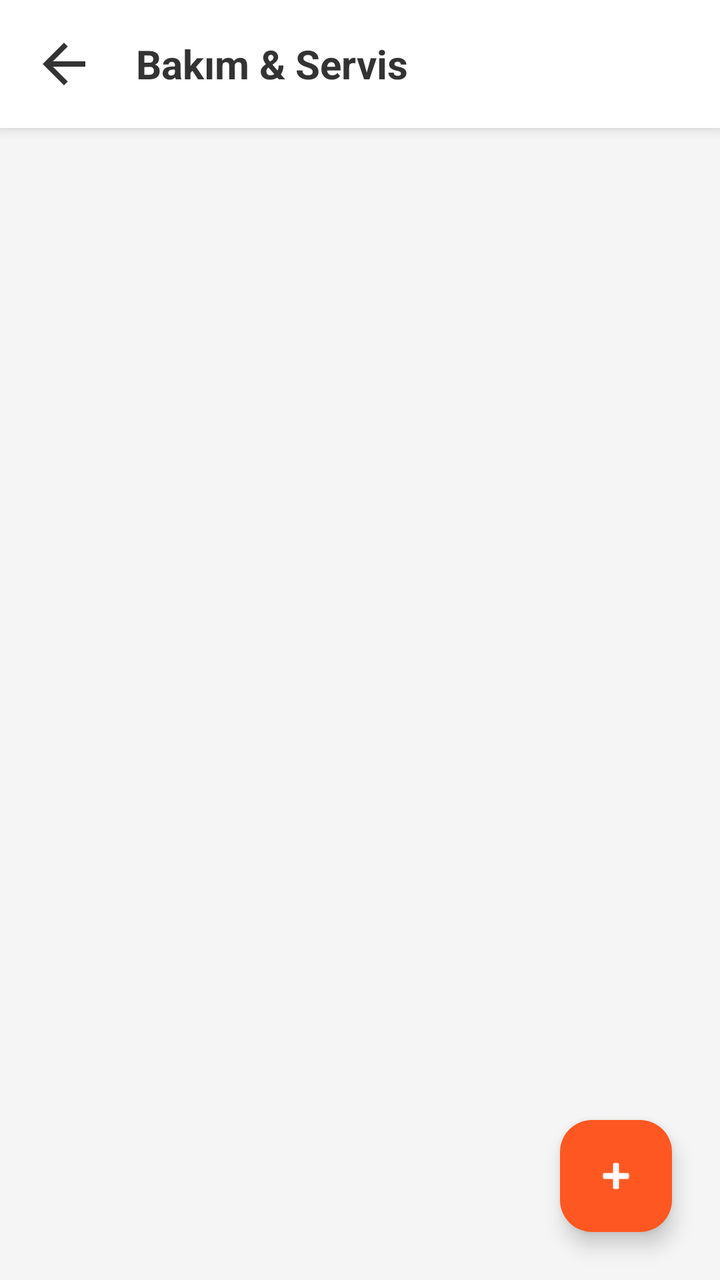
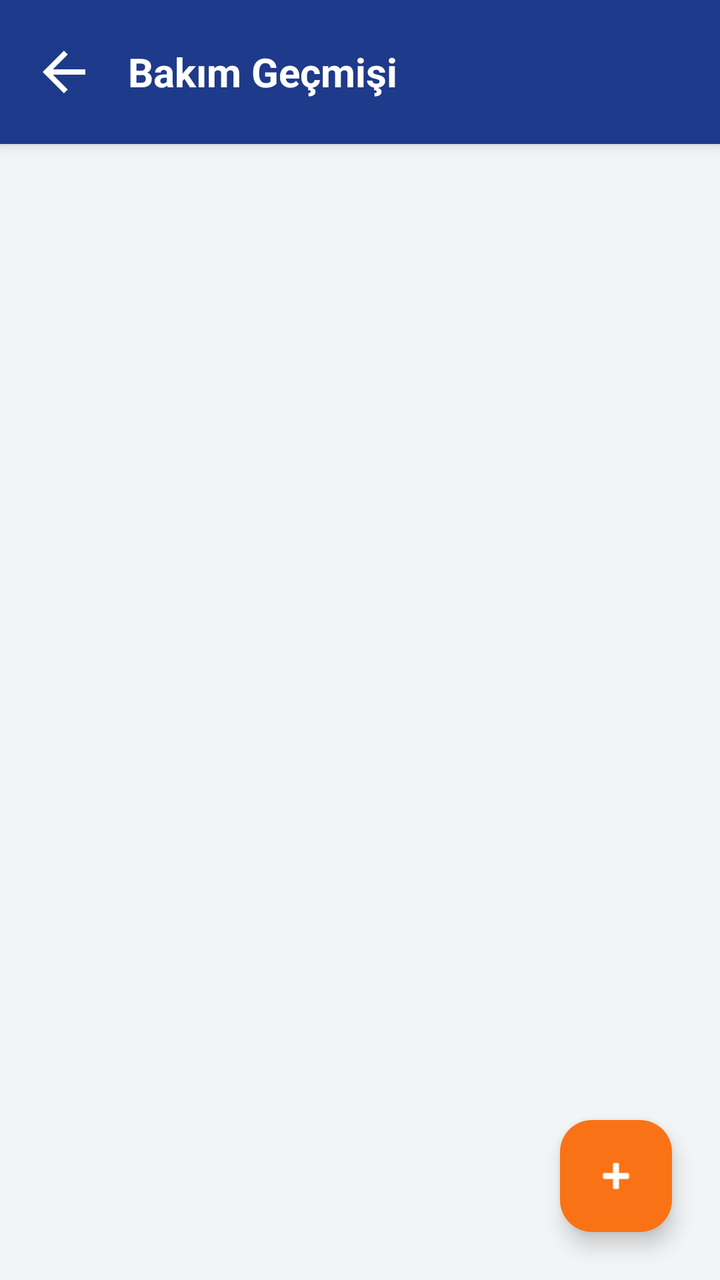

An Android layout rendered at two revisions. The XML below is the earlier revision; the diff shows what the commit changed to produce the second picture.
<!-- AndroidManifest.xml: application theme Theme.Garajim -->
<!-- res/layout/activity_maintenance.xml -->
<?xml version="1.0" encoding="utf-8"?>
<LinearLayout xmlns:android="http://schemas.android.com/apk/res/android"
    xmlns:app="http://schemas.android.com/apk/res-auto"
    xmlns:tools="http://schemas.android.com/tools"
    android:layout_width="match_parent"
    android:layout_height="match_parent"
    android:orientation="vertical"
    android:background="#F5F5F5"
    tools:context=".MaintenanceActivity">

    <LinearLayout
        android:layout_width="match_parent"
        android:layout_height="wrap_content"
        android:orientation="horizontal"
        android:padding="16dp"
        android:background="@color/white"
        android:elevation="4dp"
        android:gravity="center_vertical">

        <ImageView
            android:id="@+id/btnBack"
            android:layout_width="32dp"
            android:layout_height="32dp"
            android:src="@drawable/ic_back"
            app:tint="#333"
            android:clickable="true"
            android:focusable="true"
            android:background="?selectableItemBackgroundBorderless"/>

        <TextView
            android:layout_width="wrap_content"
            android:layout_height="wrap_content"
            android:text="Bakım &amp; Servis"
            android:textSize="20sp"
            android:textStyle="bold"
            android:textColor="#333"
            android:layout_marginStart="20dp"/>
    </LinearLayout>

    <androidx.recyclerview.widget.RecyclerView
        android:id="@+id/rvMaintenanceList"
        android:layout_width="match_parent"
        android:layout_height="0dp"
        android:layout_weight="1"
        android:padding="8dp"/>

    <com.google.android.material.floatingactionbutton.FloatingActionButton
        android:id="@+id/fabAddMaintenance"
        android:layout_width="wrap_content"
        android:layout_height="wrap_content"
        android:layout_gravity="end"
        android:layout_margin="24dp"
        android:src="@android:drawable/ic_input_add"
        app:backgroundTint="#FF5722"
        app:tint="@color/white"/>

</LinearLayout>
<!-- resources referenced by this layout -->
<resources>
  <color name="white">#FFFFFFFF</color>
  <!-- drawable ic_back (drawable) -->
  <vector xmlns:android="http://schemas.android.com/apk/res/android" android:autoMirrored="true" android:height="24dp" android:tint="#000000" android:viewportHeight="24" android:viewportWidth="24" android:width="24dp">
        
      <path android:fillColor="@android:color/white" android:pathData="M20,11H7.83l5.59,-5.59L12,4l-8,8 8,8 1.41,-1.41L7.83,13H20v-2z"/>
      
  </vector>
  <style name="Theme.Garajim" parent="Base.Theme.Garajim" />
  <style name="Base.Theme.Garajim" parent="Theme.Material3.DayNight.NoActionBar">
          
          
      </style>
</resources>

<!-- the commit's change to res/layout/activity_maintenance.xml (unified diff, before → after) -->
@@ -5,15 +5,16 @@
     android:layout_width="match_parent"
     android:layout_height="match_parent"
     android:orientation="vertical"
-    android:background="#F5F5F5"
+    android:background="@color/background_gray"
     tools:context=".MaintenanceActivity">
 
     <LinearLayout
         android:layout_width="match_parent"
         android:layout_height="wrap_content"
         android:orientation="horizontal"
-        android:padding="16dp"
-        android:background="@color/white"
+        android:paddingVertical="20dp"
+        android:paddingHorizontal="16dp"
+        android:background="@color/garaj_blue"
         android:elevation="4dp"
         android:gravity="center_vertical">
 
@@ -22,7 +23,7 @@
             android:layout_width="32dp"
             android:layout_height="32dp"
             android:src="@drawable/ic_back"
-            app:tint="#333"
+            app:tint="@color/white"
             android:clickable="true"
             android:focusable="true"
             android:background="?selectableItemBackgroundBorderless"/>
@@ -30,11 +31,11 @@
         <TextView
             android:layout_width="wrap_content"
             android:layout_height="wrap_content"
-            android:text="Bakım &amp; Servis"
+            android:text="Bakım Geçmişi"
             android:textSize="20sp"
             android:textStyle="bold"
-            android:textColor="#333"
-            android:layout_marginStart="20dp"/>
+            android:textColor="@color/white"
+            android:layout_marginStart="16dp"/>
     </LinearLayout>
 
     <androidx.recyclerview.widget.RecyclerView
@@ -42,16 +43,18 @@
         android:layout_width="match_parent"
         android:layout_height="0dp"
         android:layout_weight="1"
-        android:padding="8dp"/>
-
-    <com.google.android.material.floatingactionbutton.FloatingActionButton
-        android:id="@+id/fabAddMaintenance"
-        android:layout_width="wrap_content"
-        android:layout_height="wrap_content"
-        android:layout_gravity="end"
-        android:layout_margin="24dp"
-        android:src="@android:drawable/ic_input_add"
-        app:backgroundTint="#FF5722"
-        app:tint="@color/white"/>
+        android:clipToPadding="false"
+        android:paddingTop="10dp"
+        android:paddingBottom="80dp"/> <com.google.android.material.floatingactionbutton.FloatingActionButton
+    android:id="@+id/fabAddMaintenance"
+    android:layout_width="wrap_content"
+    android:layout_height="wrap_content"
+    android:layout_gravity="end"
+    android:layout_margin="24dp"
+    android:layout_marginTop="-24dp"
+    android:src="@android:drawable/ic_input_add"
+    app:backgroundTint="@color/garaj_orange"
+    app:tint="@color/white"
+    app:elevation="6dp"/>
 
 </LinearLayout>
<!-- resource entries referenced after the edit -->
@@ -1,6 +1,9 @@
 <!-- resources referenced by this layout -->
 <resources>
-  <color name="white">#FFFFFFFF</color>
+  <color name="background_gray">#F3F4F6</color>
+  <color name="garaj_blue">#1E3A8A</color>
+  <color name="garaj_orange">#F97316</color>
+  <color name="white">#FFFFFF</color>
   <!-- drawable ic_back (drawable) -->
   <vector xmlns:android="http://schemas.android.com/apk/res/android" android:autoMirrored="true" android:height="24dp" android:tint="#000000" android:viewportHeight="24" android:viewportWidth="24" android:width="24dp">
         
@@ -9,8 +12,14 @@
   </vector>
   <style name="Theme.Garajim" parent="Base.Theme.Garajim" />
   <style name="Base.Theme.Garajim" parent="Theme.Material3.DayNight.NoActionBar">
-          
-          
-      </style>
+          <item name="colorPrimary">@color/garaj_blue</item>
+          <item name="colorOnPrimary">@color/white</item>
+          <item name="colorSecondary">@color/garaj_orange</item>
+          <item name="colorOnSecondary">@color/white</item>
+  
+          <item name="android:colorBackground">@color/background_gray</item>
+  
+          <item name="android:statusBarColor">@color/background_gray</item>
+          <item name="android:windowLightStatusBar">true</item> </style>
 </resources>
 
